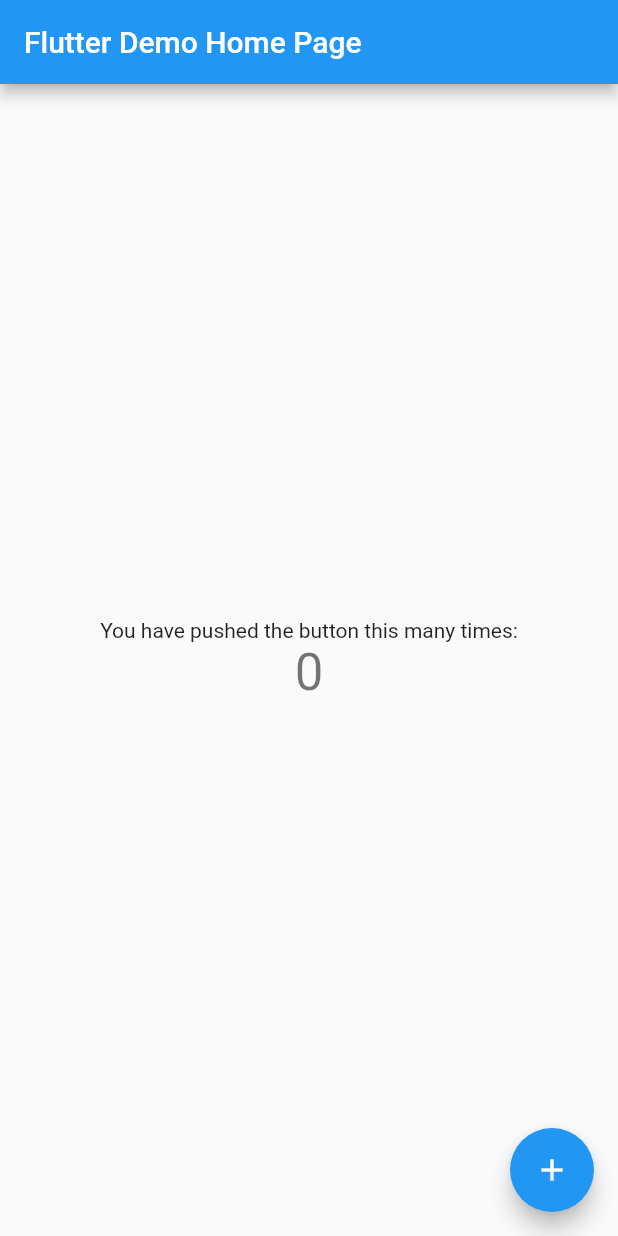
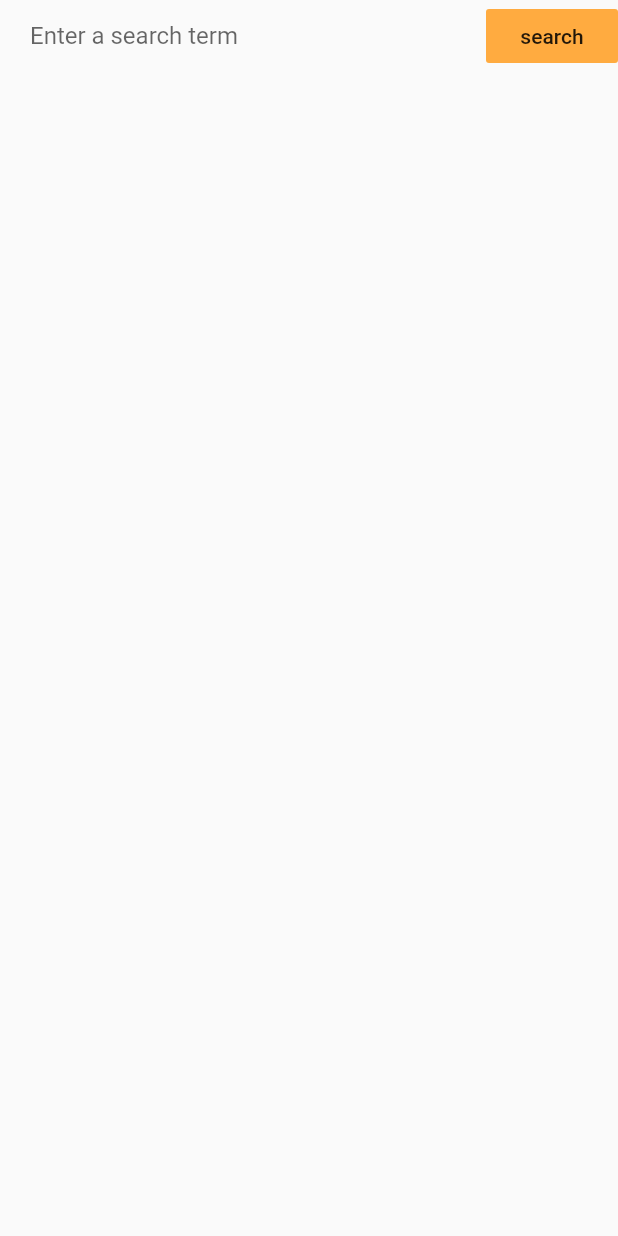
Before and after one commit to 10ndavis/Clutter, a Flutter app: the screen it shows after launch, on a phone screen of 412 x 824 dp. Run offline on Flutter 3.47's test engine with Material 2 defaults, Android fonts, the phone set to English and light mode, and no system bars.

Commit message:
comic list working

```diff
--- /dev/null
+++ b/lib/helpers/api.dart
@@ -0,0 +1,45 @@
+import 'dart:convert';
+
+import 'package:Clutter/models/chapter.dart';
+import 'package:Clutter/models/comic.dart';
+import 'package:http/http.dart' as http;
+
+Future<List<Comic>> search(String query) async {
+  var url = 'https://node-comic-server.herokuapp.com/search/$query';
+  List<Comic> result = [];
+
+  var response = await http.get(url);
+
+  if (response.statusCode == 200) {
+    List<dynamic> body = json.decode(response.body);
+    result = await Future.wait(body.map((dynamic comic) async {
+      dynamic comicData = await getComicDetails(comic['url']);
+
+      List<dynamic> chaptersRaw = comicData['chapters'];
+
+      // map the chapters
+      List<Chapter> chapters = chaptersRaw.map((dynamic chapter) {
+        return Chapter(
+          title: chapter['title'],
+          date: chapter['date'],
+          url: chapter['url'],
+        );
+      }).toList();
+
+      // map the comic
+      return Comic(
+        cover: comicData['image'],
+        title: comicData['title'],
+        chapters: chapters,
+      );
+    }));
+  }
+
+  return result;
+}
+
+Future<dynamic> getComicDetails(String url) async {
+  var response = await http.get(url);
+
+  return jsonDecode(response.body);
+}
--- a/lib/main.dart
+++ b/lib/main.dart
@@ -1,3 +1,6 @@
+import 'dart:core';
+
+import 'package:Clutter/widgets/home.dart';
 import 'package:flutter/material.dart';
 
 void main() {
@@ -11,107 +14,10 @@ class MyApp extends StatelessWidget {
     return MaterialApp(
       title: 'Flutter Demo',
       theme: ThemeData(
-        // This is the theme of your application.
-        //
-        // Try running your application with "flutter run". You'll see the
-        // application has a blue toolbar. Then, without quitting the app, try
-        // changing the primarySwatch below to Colors.green and then invoke
-        // "hot reload" (press "r" in the console where you ran "flutter run",
-        // or simply save your changes to "hot reload" in a Flutter IDE).
-        // Notice that the counter didn't reset back to zero; the application
-        // is not restarted.
-        primarySwatch: Colors.blue,
-        // This makes the visual density adapt to the platform that you run
-        // the app on. For desktop platforms, the controls will be smaller and
-        // closer together (more dense) than on mobile platforms.
+        primarySwatch: Colors.orange,
         visualDensity: VisualDensity.adaptivePlatformDensity,
       ),
-      home: MyHomePage(title: 'Flutter Demo Home Page'),
+      home: Home(),
     );
   }
 }
-
-class MyHomePage extends StatefulWidget {
-  MyHomePage({Key key, this.title}) : super(key: key);
-
-  // This widget is the home page of your application. It is stateful, meaning
-  // that it has a State object (defined below) that contains fields that affect
-  // how it looks.
-
-  // This class is the configuration for the state. It holds the values (in this
-  // case the title) provided by the parent (in this case the App widget) and
-  // used by the build method of the State. Fields in a Widget subclass are
-  // always marked "final".
-
-  final String title;
-
-  @override
-  _MyHomePageState createState() => _MyHomePageState();
-}
-
-class _MyHomePageState extends State<MyHomePage> {
-  int _counter = 0;
-
-  void _incrementCounter() {
-    setState(() {
-      // This call to setState tells the Flutter framework that something has
-      // changed in this State, which causes it to rerun the build method below
-      // so that the display can reflect the updated values. If we changed
-      // _counter without calling setState(), then the build method would not be
-      // called again, and so nothing would appear to happen.
-      _counter++;
-    });
-  }
-
-  @override
-  Widget build(BuildContext context) {
-    // This method is rerun every time setState is called, for instance as done
-    // by the _incrementCounter method above.
-    //
-    // The Flutter framework has been optimized to make rerunning build methods
-    // fast, so that you can just rebuild anything that needs updating rather
-    // than having to individually change instances of widgets.
-    return Scaffold(
-      appBar: AppBar(
-        // Here we take the value from the MyHomePage object that was created by
-        // the App.build method, and use it to set our appbar title.
-        title: Text(widget.title),
-      ),
-      body: Center(
-        // Center is a layout widget. It takes a single child and positions it
-        // in the middle of the parent.
-        child: Column(
-          // Column is also a layout widget. It takes a list of children and
-          // arranges them vertically. By default, it sizes itself to fit its
-          // children horizontally, and tries to be as tall as its parent.
-          //
-          // Invoke "debug painting" (press "p" in the console, choose the
-          // "Toggle Debug Paint" action from the Flutter Inspector in Android
-          // Studio, or the "Toggle Debug Paint" command in Visual Studio Code)
-          // to see the wireframe for each widget.
-          //
-          // Column has various properties to control how it sizes itself and
-          // how it positions its children. Here we use mainAxisAlignment to
-          // center the children vertically; the main axis here is the vertical
-          // axis because Columns are vertical (the cross axis would be
-          // horizontal).
-          mainAxisAlignment: MainAxisAlignment.center,
-          children: <Widget>[
-            Text(
-              'You have pushed the button this many times:',
-            ),
-            Text(
-              '$_counter',
-              style: Theme.of(context).textTheme.headline4,
-            ),
-          ],
-        ),
-      ),
-      floatingActionButton: FloatingActionButton(
-        onPressed: _incrementCounter,
-        tooltip: 'Increment',
-        child: Icon(Icons.add),
-      ), // This trailing comma makes auto-formatting nicer for build methods.
-    );
-  }
-}
--- /dev/null
+++ b/lib/models/chapter.dart
@@ -0,0 +1,10 @@
+class Chapter {
+  Chapter({
+    this.date,
+    this.title,
+    this.url,
+  });
+  final String date;
+  final String title;
+  final String url;
+}
--- /dev/null
+++ b/lib/models/comic.dart
@@ -0,0 +1,12 @@
+import 'package:Clutter/models/chapter.dart';
+
+class Comic {
+  Comic({
+    this.cover,
+    this.title,
+    this.chapters = const <Chapter>[],
+  });
+  final String cover;
+  final String title;
+  List<Chapter> chapters;
+}
--- /dev/null
+++ b/lib/widgets/home.dart
@@ -0,0 +1,123 @@
+import 'package:Clutter/helpers/api.dart';
+import 'package:Clutter/models/comic.dart';
+import 'package:flutter/material.dart';
+
+class Home extends StatefulWidget {
+  @override
+  _HomeState createState() => _HomeState();
+}
+
+class _HomeState extends State<Home> {
+  TextEditingController _controller;
+  List<Comic> searchResults = [];
+
+  void initState() {
+    super.initState();
+    _controller = TextEditingController();
+  }
+
+  void dispose() {
+    _controller.dispose();
+    super.dispose();
+  }
+
+  void _search() {
+    setState(() {
+      _updateSearchResults();
+    });
+  }
+
+  void _updateSearchResults() async {
+    List<Comic> results = await search(_controller.text);
+    setState(() {
+      searchResults = results;
+    });
+  }
+
+  @override
+  Widget build(BuildContext context) {
+    return Scaffold(
+      body: Container(
+        child: SafeArea(
+          child: ListView(
+            children: [
+              Row(
+                mainAxisSize: MainAxisSize.min,
+                children: [
+                  Expanded(
+                    child: Padding(
+                      padding: EdgeInsets.only(left: 20),
+                      child: TextField(
+                        controller: _controller,
+                        decoration: InputDecoration(
+                          border: InputBorder.none,
+                          hintText: 'Enter a search term',
+                        ),
+                      ),
+                    ),
+                  ),
+                  FlatButton(
+                    color: Colors.orangeAccent,
+                    onPressed: _search,
+                    child: Text('search'),
+                  ),
+                ],
+              ),
+              buildComicList()
+            ],
+          ),
+        ),
+      ),
+    );
+  }
+
+  Wrap buildComicList() {
+    return Wrap(
+      alignment: WrapAlignment.center,
+      children: [
+        ...searchResults
+            .map(
+              (Comic comic) => Row(
+                crossAxisAlignment: CrossAxisAlignment.start,
+                children: [
+                  Container(
+                    decoration: BoxDecoration(boxShadow: [
+                      BoxShadow(
+                        color: Colors.black.withOpacity(.50),
+                        blurRadius: 10,
+                      )
+                    ]),
+                    margin: EdgeInsets.all(20),
+                    child: ClipRRect(
+                      borderRadius: BorderRadius.all(
+                        Radius.circular(15),
+                      ),
+                      child: Image(
+                        height: 350 / 1.5,
+                        width: 250 / 1.5,
+                        image: NetworkImage(comic.cover),
+                      ),
+                    ),
+                  ),
+                  Flexible(
+                    child: Padding(
+                      padding: EdgeInsets.only(
+                        top: 20,
+                        right: 20,
+                      ),
+                      child: Text(
+                        comic.title,
+                        style: TextStyle(
+                          fontWeight: FontWeight.bold,
+                        ),
+                      ),
+                    ),
+                  ),
+                ],
+              ),
+            )
+            .toList(),
+      ],
+    );
+  }
+}
--- a/pubspec.yaml
+++ b/pubspec.yaml
@@ -23,7 +23,7 @@ environment:
 dependencies:
   flutter:
     sdk: flutter
-
+  http: ^0.12.2
 
   # The following adds the Cupertino Icons font to your application.
   # Use with the CupertinoIcons class for iOS style icons.
```
Also changed, not shown: pubspec.lock, 1 other file.
